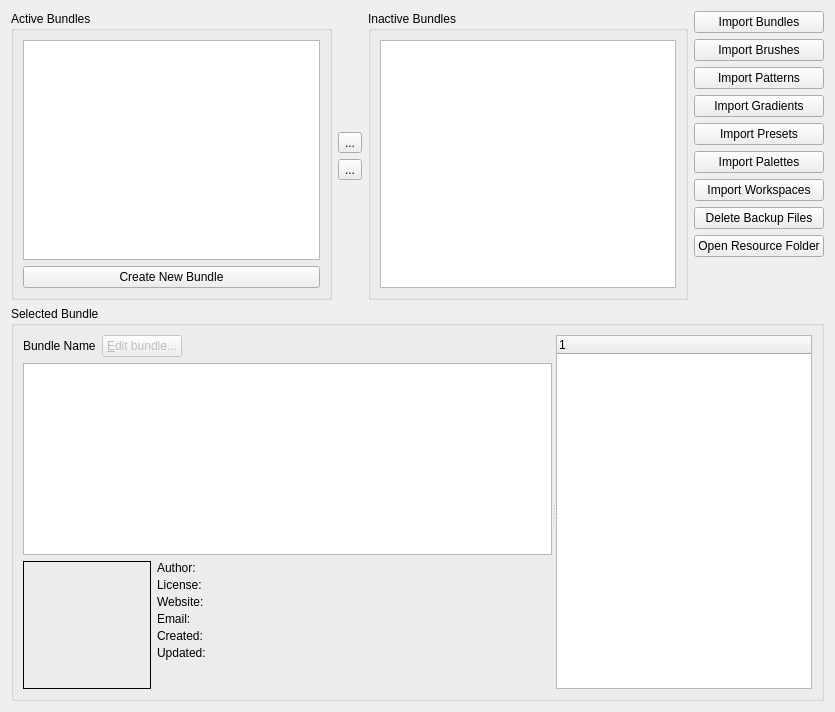
Above: plugins/extensions/resourcemanager/wdgdlgbundlemanager.ui from KDE/krita before the change. Below: the same form after it.
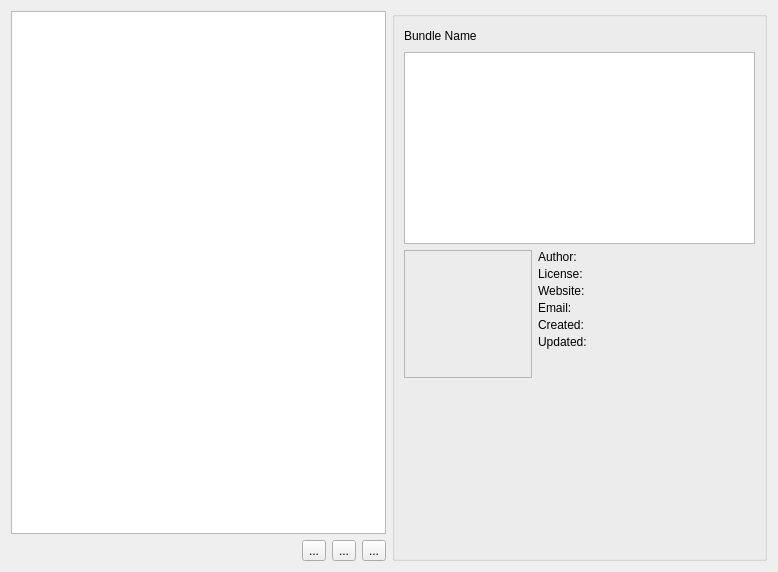
That is the form after the change. Icons and pictures are not drawn.

Commit message:
Gut the bundle manager
Preparatory to making it the resource library manager. Qt's MVC
implementation makes me tired, though.

Patch:
```diff
--- a/plugins/extensions/resourcemanager/wdgdlgbundlemanager.ui
+++ b/plugins/extensions/resourcemanager/wdgdlgbundlemanager.ui
@@ -6,240 +6,75 @@
    <rect>
     <x>0</x>
     <y>0</y>
-    <width>835</width>
-    <height>712</height>
+    <width>778</width>
+    <height>572</height>
    </rect>
   </property>
-  <layout class="QGridLayout" name="gridLayout_2">
-   <item row="0" column="0">
-    <layout class="QVBoxLayout" name="verticalLayout_2">
-     <item>
-      <widget class="QGroupBox" name="groupBox">
-       <property name="title">
-        <string>Active Bundles</string>
-       </property>
-       <layout class="QVBoxLayout" name="verticalLayout_6">
-        <item>
-         <widget class="QListWidget" name="listActive">
-          <property name="sizePolicy">
-           <sizepolicy hsizetype="MinimumExpanding" vsizetype="Expanding">
-            <horstretch>0</horstretch>
-            <verstretch>0</verstretch>
-           </sizepolicy>
-          </property>
-          <property name="minimumSize">
-           <size>
-            <width>0</width>
-            <height>200</height>
-           </size>
-          </property>
-          <property name="alternatingRowColors">
-           <bool>true</bool>
-          </property>
-          <property name="selectionMode">
-           <enum>QAbstractItemView::ExtendedSelection</enum>
-          </property>
-          <property name="spacing">
-           <number>1</number>
-          </property>
-         </widget>
-        </item>
-        <item>
-         <widget class="QPushButton" name="createBundleButton">
-          <property name="sizePolicy">
-           <sizepolicy hsizetype="Minimum" vsizetype="Fixed">
-            <horstretch>0</horstretch>
-            <verstretch>0</verstretch>
-           </sizepolicy>
-          </property>
-          <property name="text">
-           <string>Create New Bundle</string>
-          </property>
-         </widget>
-        </item>
-       </layout>
-      </widget>
-     </item>
-    </layout>
-   </item>
-   <item row="0" column="1">
+  <layout class="QHBoxLayout" name="horizontalLayout_4">
+   <item>
     <layout class="QVBoxLayout" name="verticalLayout">
      <item>
-      <spacer name="verticalSpacer_4">
-       <property name="orientation">
-        <enum>Qt::Vertical</enum>
-       </property>
-       <property name="sizeHint" stdset="0">
-        <size>
-         <width>20</width>
-         <height>40</height>
-        </size>
-       </property>
-      </spacer>
+      <widget class="QListView" name="listView"/>
      </item>
      <item>
-      <widget class="QToolButton" name="bnAdd">
-       <property name="text">
-        <string>...</string>
-       </property>
-      </widget>
+      <layout class="QHBoxLayout" name="horizontalLayout">
+       <item>
+        <spacer name="horizontalSpacer_2">
+         <property name="orientation">
+          <enum>Qt::Horizontal</enum>
+         </property>
+         <property name="sizeHint" stdset="0">
+          <size>
+           <width>40</width>
+           <height>20</height>
+          </size>
+         </property>
+        </spacer>
+       </item>
+       <item>
+        <widget class="QToolButton" name="bnAdd">
+         <property name="toolTip">
+          <string>Import a resource library</string>
+         </property>
+         <property name="text">
+          <string>...</string>
+         </property>
+         <property name="icon">
+          <iconset theme="new"/>
+         </property>
+        </widget>
+       </item>
+       <item>
+        <widget class="QToolButton" name="bnNew">
+         <property name="toolTip">
+          <string>Create a resource library</string>
+         </property>
+         <property name="text">
+          <string>...</string>
+         </property>
+         <property name="icon">
+          <iconset theme="add"/>
+         </property>
+        </widget>
+       </item>
+       <item>
+        <widget class="QToolButton" name="bnDelete">
+         <property name="toolTip">
+          <string>Delete a resource library</string>
+         </property>
+         <property name="text">
+          <string>...</string>
+         </property>
+         <property name="icon">
+          <iconset theme="delete"/>
+         </property>
+        </widget>
+       </item>
+      </layout>
      </item>
-     <item>
-      <widget class="QToolButton" name="bnRemove">
-       <property name="text">
-        <string>...</string>
-       </property>
-      </widget>
-     </item>
-     <item>
-      <spacer name="verticalSpacer_3">
-       <property name="orientation">
-        <enum>Qt::Vertical</enum>
-       </property>
-       <property name="sizeHint" stdset="0">
-        <size>
-         <width>20</width>
-         <height>40</height>
-        </size>
-       </property>
-      </spacer>
-     </item>
     </layout>
    </item>
-   <item row="0" column="2">
-    <layout class="QVBoxLayout" name="verticalLayout_3">
-     <item>
-      <widget class="QGroupBox" name="groupBox_2">
-       <property name="sizePolicy">
-        <sizepolicy hsizetype="Preferred" vsizetype="Preferred">
-         <horstretch>0</horstretch>
-         <verstretch>0</verstretch>
-        </sizepolicy>
-       </property>
-       <property name="title">
-        <string>Inactive Bundles</string>
-       </property>
-       <layout class="QVBoxLayout" name="verticalLayout_7">
-        <item>
-         <widget class="QListWidget" name="listInactive">
-          <property name="sizePolicy">
-           <sizepolicy hsizetype="MinimumExpanding" vsizetype="Expanding">
-            <horstretch>0</horstretch>
-            <verstretch>0</verstretch>
-           </sizepolicy>
-          </property>
-          <property name="minimumSize">
-           <size>
-            <width>0</width>
-            <height>200</height>
-           </size>
-          </property>
-          <property name="selectionMode">
-           <enum>QAbstractItemView::ExtendedSelection</enum>
-          </property>
-          <property name="spacing">
-           <number>1</number>
-          </property>
-         </widget>
-        </item>
-       </layout>
-      </widget>
-     </item>
-    </layout>
-   </item>
-   <item row="0" column="3">
-    <layout class="QVBoxLayout" name="verticalLayout_5">
-     <item>
-      <widget class="QPushButton" name="bnImportBundles">
-       <property name="text">
-        <string>Import Bundles</string>
-       </property>
-      </widget>
-     </item>
-     <item>
-      <widget class="QPushButton" name="bnImportBrushes">
-       <property name="text">
-        <string>Import Brushes</string>
-       </property>
-      </widget>
-     </item>
-     <item>
-      <widget class="QPushButton" name="bnImportPatterns">
-       <property name="text">
-        <string>Import Patterns</string>
-       </property>
-      </widget>
-     </item>
-     <item>
-      <widget class="QPushButton" name="bnImportGradients">
-       <property name="text">
-        <string>Import Gradients</string>
-       </property>
-      </widget>
-     </item>
-     <item>
-      <widget class="QPushButton" name="bnImportPresets">
-       <property name="text">
-        <string>Import Presets</string>
-       </property>
-      </widget>
-     </item>
-     <item>
-      <widget class="QPushButton" name="bnImportPalettes">
-       <property name="text">
-        <string>Import Palettes</string>
-       </property>
-      </widget>
-     </item>
-     <item>
-      <widget class="QPushButton" name="bnImportWorkspaces">
-       <property name="text">
-        <string>Import Workspaces</string>
-       </property>
-      </widget>
-     </item>
-     <item>
-      <widget class="QPushButton" name="deleteBackupFilesButton">
-       <property name="sizePolicy">
-        <sizepolicy hsizetype="Minimum" vsizetype="Fixed">
-         <horstretch>0</horstretch>
-         <verstretch>0</verstretch>
-        </sizepolicy>
-       </property>
-       <property name="text">
-        <string>Delete Backup Files</string>
-       </property>
-      </widget>
-     </item>
-     <item>
-      <widget class="QPushButton" name="openResourceFolderButton">
-       <property name="sizePolicy">
-        <sizepolicy hsizetype="Minimum" vsizetype="Fixed">
-         <horstretch>0</horstretch>
-         <verstretch>0</verstretch>
-        </sizepolicy>
-       </property>
-       <property name="text">
-        <string>Open Resource Folder</string>
-       </property>
-      </widget>
-     </item>
-     <item>
-      <spacer name="verticalSpacer">
-       <property name="orientation">
-        <enum>Qt::Vertical</enum>
-       </property>
-       <property name="sizeHint" stdset="0">
-        <size>
-         <width>18</width>
-         <height>17</height>
-        </size>
-       </property>
-      </spacer>
-     </item>
-    </layout>
-   </item>
-   <item row="1" column="0" colspan="4">
+   <item>
     <widget class="QGroupBox" name="BundleSelectedGroupBox">
      <property name="sizePolicy">
       <sizepolicy hsizetype="Preferred" vsizetype="Preferred">
@@ -254,7 +89,7 @@
       </size>
      </property>
      <property name="title">
-      <string>Selected Bundle</string>
+      <string/>
      </property>
      <layout class="QVBoxLayout" name="verticalLayout_8">
       <item>
@@ -291,16 +126,6 @@
               </property>
              </widget>
             </item>
-            <item>
-             <widget class="QPushButton" name="bnEditBundle">
-              <property name="enabled">
-               <bool>false</bool>
-              </property>
-              <property name="text">
-               <string>&amp;Edit bundle...</string>
-              </property>
-             </widget>
-            </item>
             <item>
              <spacer name="horizontalSpacer">
               <property name="orientation">
@@ -360,7 +185,10 @@
                  </size>
                 </property>
                 <property name="frameShape">
-                 <enum>QFrame::Box</enum>
+                 <enum>QFrame::StyledPanel</enum>
+                </property>
+                <property name="frameShadow">
+                 <enum>QFrame::Plain</enum>
                 </property>
                 <property name="text">
                  <string/>
@@ -508,25 +336,6 @@
           </item>
          </layout>
         </widget>
-        <widget class="QTreeWidget" name="listBundleContents">
-         <property name="sizePolicy">
-          <sizepolicy hsizetype="Preferred" vsizetype="Expanding">
-           <horstretch>0</horstretch>
-           <verstretch>0</verstretch>
-          </sizepolicy>
-         </property>
-         <property name="minimumSize">
-          <size>
-           <width>200</width>
-           <height>0</height>
-          </size>
-         </property>
-         <column>
-          <property name="text">
-           <string notr="true">1</string>
-          </property>
-         </column>
-        </widget>
        </widget>
       </item>
      </layout>
```
Left out of the diff: 7 changed lines with no effect on the pictures. The commit also changes 4 other files.
